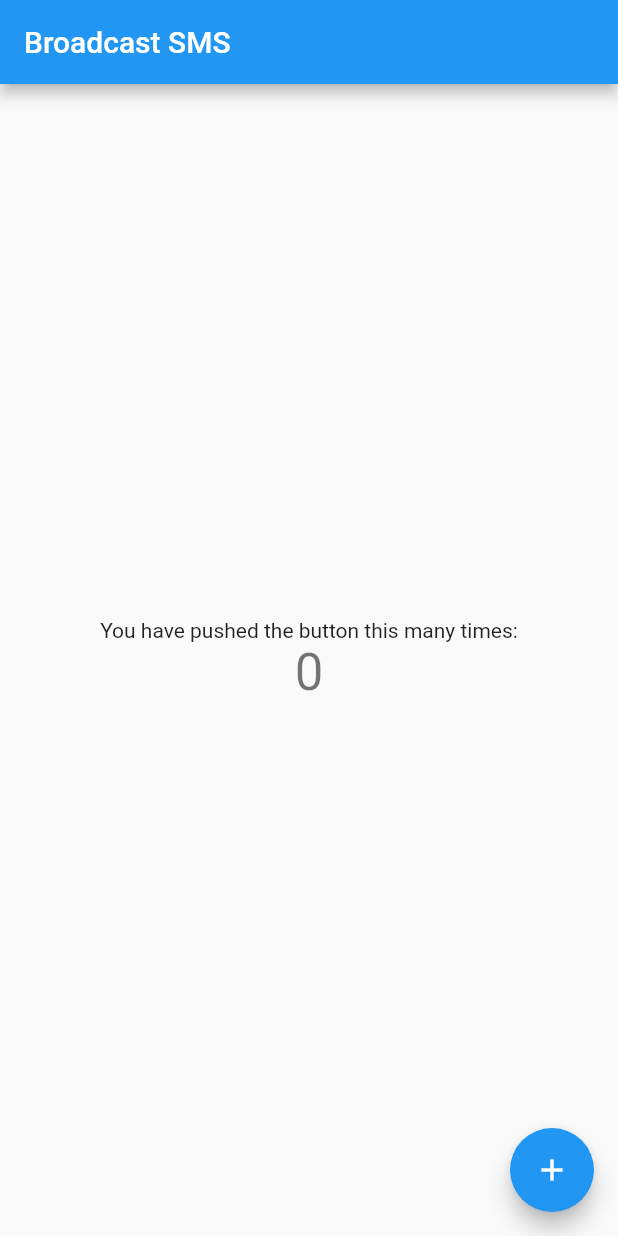
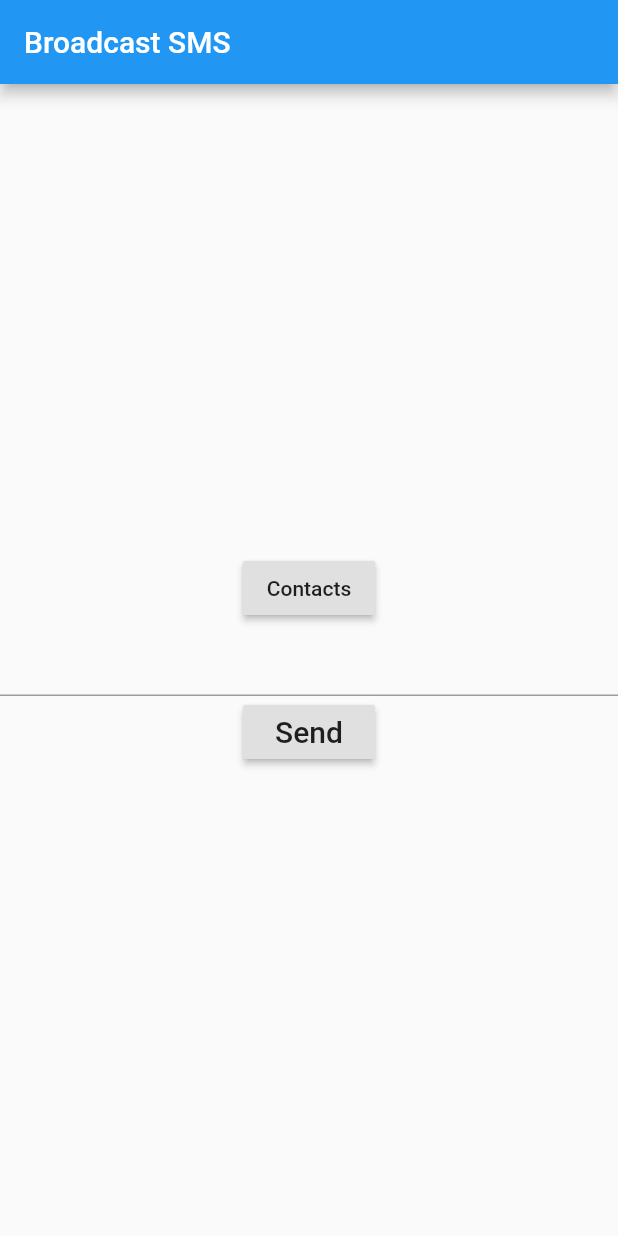
Before and after one commit to tweirtx/BroadcastSMS, a Flutter app: the screen it shows after launch, on a phone screen of 412 x 824 dp. Run offline on Flutter 3.47's test engine with Material 2 defaults, Android fonts, the phone set to English and light mode, and no system bars; our stand-ins replace contacts_service; missing offline and left inert: simple_permissions, sms_maintained.

Commit message:
All your contacts get the words "Broadcast SMS"

```diff
--- a/lib/main.dart
+++ b/lib/main.dart
@@ -1,5 +1,11 @@
+import 'dart:io';
+
 import 'package:flutter/material.dart';
 import 'package:sms_maintained/sms.dart';
+import 'package:contacts_service/contacts_service.dart';
+import 'package:simple_permissions/simple_permissions.dart';
+
+
 
 void main() => runApp(MyApp());
 
@@ -8,7 +14,7 @@ class MyApp extends StatelessWidget {
   @override
   Widget build(BuildContext context) {
     return MaterialApp(
-      title: 'Flutter Demo',
+      title: 'Broadcast SMS',
       theme: ThemeData(
         // This is the theme of your application.
         //
@@ -39,23 +45,44 @@ class MyHomePage extends StatefulWidget {
   // always marked "final".
 
   final String title;
-
   @override
   _MyHomePageState createState() => _MyHomePageState();
 }
 
 class _MyHomePageState extends State<MyHomePage> {
-  int _counter = 0;
+  ContactsService contactsService = new ContactsService();
+  Iterable<Contact> contacts;
 
-  void _incrementCounter() {
-    setState(() {
-      // This call to setState tells the Flutter framework that something has
-      // changed in this State, which causes it to rerun the build method below
-      // so that the display can reflect the updated values. If we changed
-      // _counter without calling setState(), then the build method would not be
-      // called again, and so nothing would appear to happen.
-      _counter++;
-    });
+  void _showDialog(String message) {
+    // flutter defined function
+    showDialog(
+      context: context,
+      builder: (BuildContext context) {
+        // return object of type Dialog
+        return AlertDialog(
+          title: new Text("Notice"),
+          content: new Text(message),
+          actions: <Widget>[
+            // usually buttons at the bottom of the dialog
+            new FlatButton(
+              child: new Text("Close"),
+              onPressed: () {
+                Navigator.of(context).pop();
+              },
+            ),
+          ],
+        );
+      },
+    );
+  }
+
+  void _sendSMS(Contact contact) {
+    _showDialog(contact.phones.toList().elementAt(0).value);
+    SmsSender().sendSms(SmsMessage(contact.phones.toList().elementAt(0).value, "Broadcast SMS"));
+  }
+
+  void _loopThru() {
+    contacts.forEach(_sendSMS);
   }
 
   @override
@@ -91,22 +118,31 @@ class _MyHomePageState extends State<MyHomePage> {
           // axis because Columns are vertical (the cross axis would be
           // horizontal).
           mainAxisAlignment: MainAxisAlignment.center,
+
           children: <Widget>[
-            Text(
-              'You have pushed the button this many times:',
+            RaisedButton(
+              child: new Text("Contacts"),
+              onPressed: () async {
+                if (!await SimplePermissions.checkPermission(Permission.ReadContacts)) {
+                  await SimplePermissions.requestPermission(Permission.ReadContacts);
+                }
+                contacts = await ContactsService.getContacts();
+
+              },
             ),
-            Text(
-              '$_counter',
-              style: Theme.of(context).textTheme.display1,
+            TextField(
+
             ),
-          ],
-        ),
-      ),
-      floatingActionButton: FloatingActionButton(
-        onPressed: _incrementCounter,
-        tooltip: 'Increment',
-        child: Icon(Icons.add),
+          RaisedButton(
+            onPressed: _loopThru,
+            child: Text(
+                'Send',
+                style: TextStyle(fontSize: 20)
+            ),
+          ),
+        ],
       ), // This trailing comma makes auto-formatting nicer for build methods.
+    ),
     );
   }
 }
--- a/pubspec.yaml
+++ b/pubspec.yaml
@@ -18,6 +18,9 @@ environment:
 
 dependencies:
   sms_maintained: ^0.2.5
+  contacts_service: ^0.2.8
+  simple_permissions: ^0.1.9
+
   flutter:
     sdk: flutter
 
```
Also changed, not shown: pubspec.lock, 1 other file.
